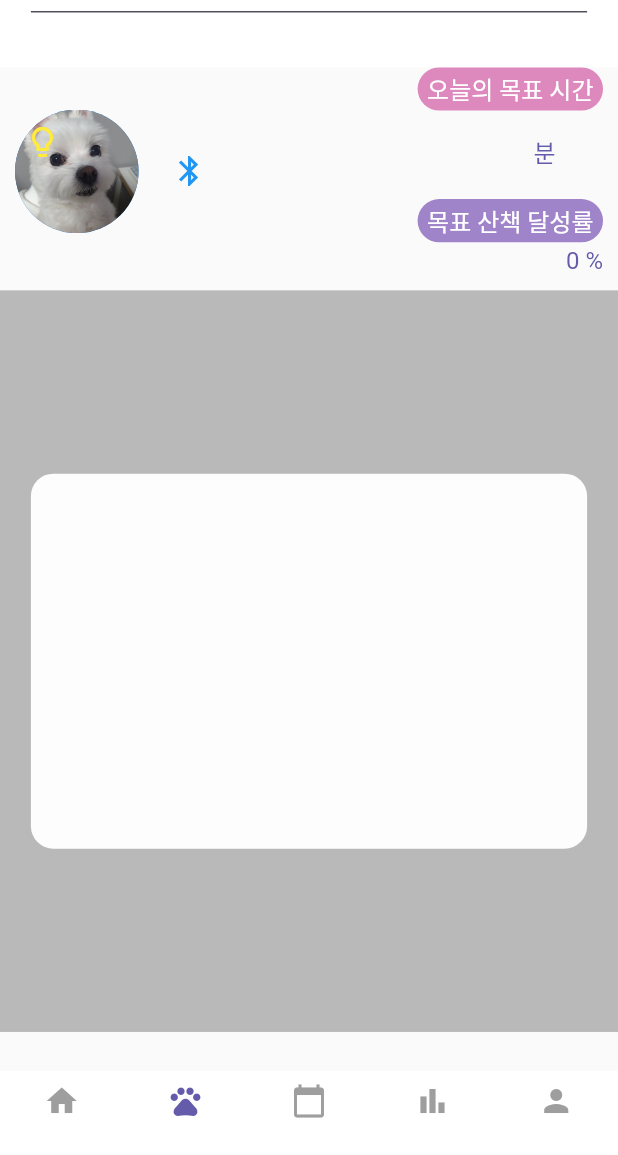
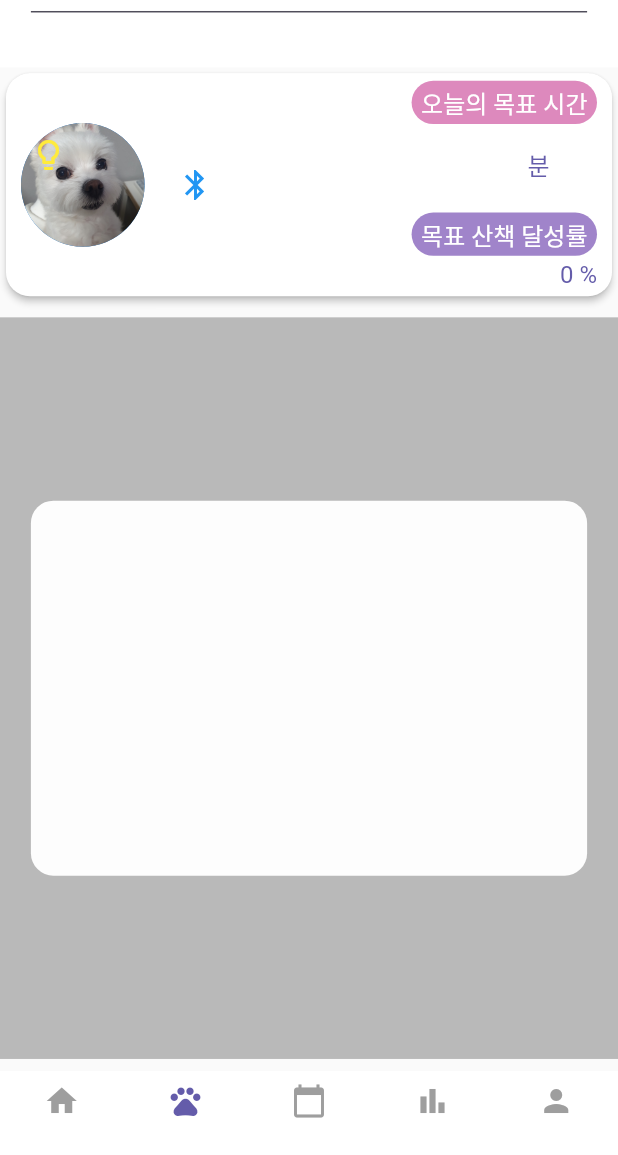
Before and after one commit to CMS0503/DogDack, a Flutter app: the screen it shows once a user with an empty profile is signed in, item 2 of the bottom bar chosen, on a phone screen of 412 x 824 dp, the part 81-1236 px from its top. Run offline on Flutter 3.47's test engine with Material 2 defaults, Android fonts, the phone set to English and light mode, and no system bars; our stand-ins replace adaptive_dialog, auto_size_text, cached_network_image, carousel_slider, cloud_firestore, firebase_auth and 12 more; missing offline and left inert: flutter_picker; accounts and stored records are empty; Roboto replaces fonts that are missing (bmjua).

Commit message:
FEAT: merge conflict 해결

```diff
--- a/dogdack/lib/screens/walk/widgets/status.dart
+++ b/dogdack/lib/screens/walk/widgets/status.dart
@@ -28,8 +28,13 @@ class _StatusState extends State<Status> {
   Widget build(BuildContext context) {
     Size size = MediaQuery.of(context).size;
     walkController.getCur();
-    return Padding(
-      padding: const EdgeInsets.symmetric(horizontal: 10),
+    return Card(
+      shape: RoundedRectangleBorder(
+        borderRadius: BorderRadius.circular(16.0),
+      ),
+      elevation: 2.0,
+      child: Padding(
+        padding: const EdgeInsets.symmetric(horizontal: 10, vertical: 5),
         child: Row(
           mainAxisAlignment: MainAxisAlignment.spaceBetween,
           children: [
@@ -263,6 +268,7 @@ class _StatusState extends State<Status> {
             ),
           ],
         ),
+      ),
     );
   }
 }
```
Lines whose indentation alone changed are shown as unchanged.
